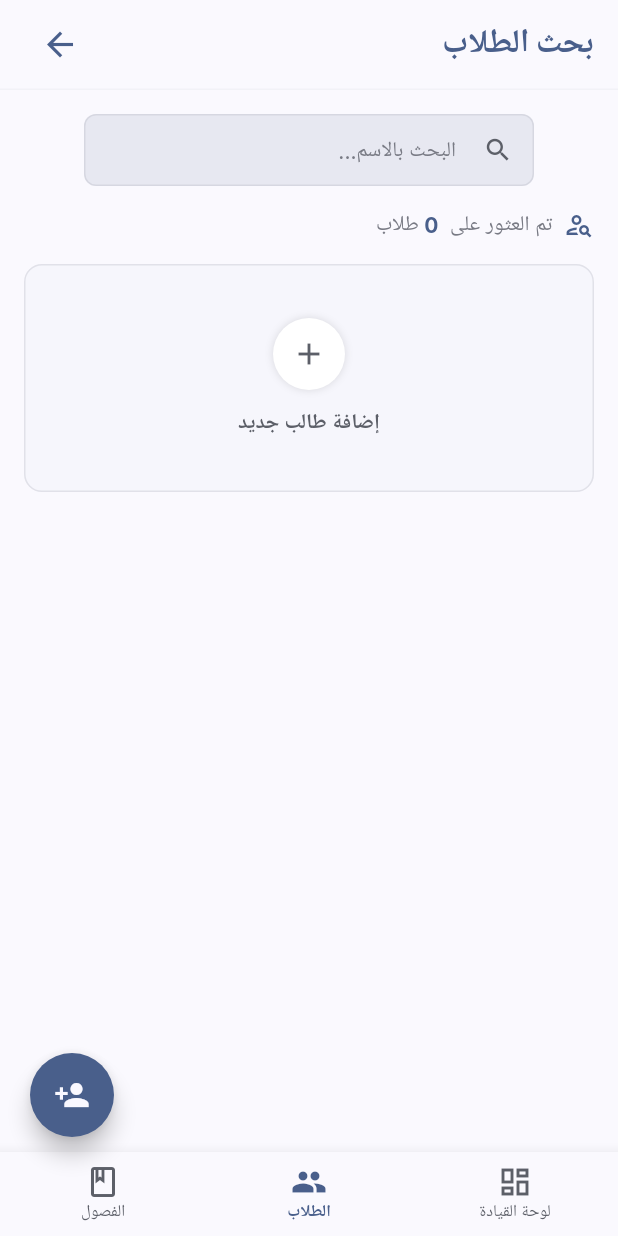
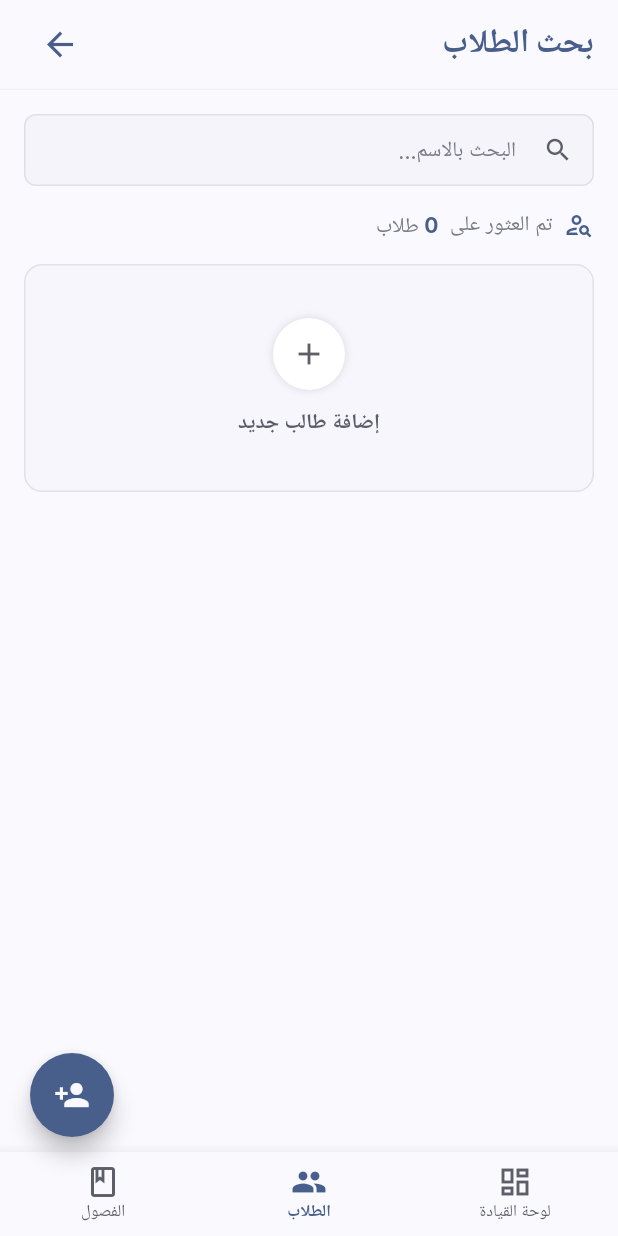
Before and after one commit to MahmoudAboHebil/admain_center_managment_app, a Flutter app: the StudentsSearchScreen screen opened directly with empty values, on a phone screen of 412 x 824 dp. Run offline on Flutter 3.47's test engine with Material 3 defaults, Android fonts, the phone set to English and light mode, and no system bars; our stand-ins replace awesome_snackbar_content, bloc_concurrency, connectivity_plus, country_code_picker, device_preview, equatable and 7 more; missing offline and left inert: dart_either; accounts and stored records are empty; generated files the repository leaves out were written again; network calls fail.

Commit message:
fixing design bugs

```diff
--- a/lib/contexts/center_management_context/presentation/screens/mobile_app_screens/edit_student_screen.dart
+++ b/lib/contexts/center_management_context/presentation/screens/mobile_app_screens/edit_student_screen.dart
@@ -397,7 +397,7 @@ class _EditStudentScreenState extends State<EditStudentScreen> {
                         },
                         ifRight: (response) {
                           if (response == null) {
-                            Navigator.pushReplacement(
+                            Navigator.pushAndRemoveUntil(
                               context,
                               PageRouteBuilder(
                                 transitionDuration: Duration(milliseconds: 300),
@@ -436,6 +436,7 @@ class _EditStudentScreenState extends State<EditStudentScreen> {
                                       );
                                     },
                               ),
+                              (route) => false,
                             );
 
                             ScaffoldMessenger.of(context).showSnackBar(
--- a/lib/contexts/center_management_context/presentation/screens/mobile_app_screens/students_search_screen.dart
+++ b/lib/contexts/center_management_context/presentation/screens/mobile_app_screens/students_search_screen.dart
@@ -53,10 +53,14 @@ class _StudentsSearchScreenState extends State<StudentsSearchScreen> {
         if (isMode) {
           context.read<SelectionCubit>().clearSelection();
           return false;
-        } else {
+        }
+        if (searchFocusNode.hasFocus) {
+          searchFocusNode.unfocus();
+          return false;
+        }
         return true;
-        }
       },
+      child: SafeArea(
         child: Scaffold(
           appBar: CustomAppBar(label: 'بحث الطلاب'),
           // extendBodyBehindAppBar: true,
@@ -76,8 +80,7 @@ class _StudentsSearchScreenState extends State<StudentsSearchScreen> {
                     Row(
                       mainAxisAlignment: MainAxisAlignment.center,
                       children: [
-                      SizedBox(
-                        width: 300,
+                        Expanded(
                           child: TextField(
                             controller: searchController,
                             focusNode: searchFocusNode,
@@ -120,7 +123,9 @@ class _StudentsSearchScreenState extends State<StudentsSearchScreen> {
                               ),
                               fillColor: searchFocusNode.hasFocus
                                   ? Colors.white
-                                : AppColors.surfaceContainerHigh,
+                                  : AppColors.surfaceContainerHigh.withOpacity(
+                                      0.3,
+                                    ),
                               filled: true,
                               border: OutlineInputBorder(
                                 borderRadius: BorderRadius.circular(100),
@@ -134,6 +139,8 @@ class _StudentsSearchScreenState extends State<StudentsSearchScreen> {
                     const SizedBox(height: 16),
                     // StatsRow==================================
                     Row(
+                      crossAxisAlignment:
+                      CrossAxisAlignment.center,
                       children: [
                         Icon(
                           Icons.person_search_outlined,
@@ -142,7 +149,9 @@ class _StudentsSearchScreenState extends State<StudentsSearchScreen> {
                         ),
                         Text(
                           "  تم العثور على ",
-                        style: TextStyle(color: AppColors.outline),
+                          style: TextStyle(
+                            color: AppColors.outline,
+                          ),
                         ),
                         Text(
                           " ${searchData.length} ",
@@ -151,9 +160,22 @@ class _StudentsSearchScreenState extends State<StudentsSearchScreen> {
                             fontWeight: FontWeight.bold,
                           ),
                         ),
-                      Text("طلاب", style: TextStyle(color: AppColors.outline)),
+                        Padding(
+                          padding: const EdgeInsets.only(
+                            top: 3,
+                          ),
+                          child: Text(
+                            "طلاب",
+                            textAlign: TextAlign.end,
+                            style: TextStyle(
+                              height: 1,
+                              color: AppColors.outline,
+                            ),
+                          ),
+                        ),
                       ],
                     ),
+
                     const SizedBox(height: 16),
                     // List==================================
                     StudentsGrid(
@@ -214,9 +236,11 @@ class _StudentsSearchScreenState extends State<StudentsSearchScreen> {
                                                 title: "حدث خطأ",
                                                 message:
                                                     "تعذر إتمام العملية، يرجى المحاولة لاحقًا",
-                                              contentType: ContentType.failure,
+                                                contentType:
+                                                    ContentType.failure,
                                               ),
-                                            backgroundColor: Colors.transparent,
+                                              backgroundColor:
+                                                  Colors.transparent,
                                               elevation: 0,
                                             ),
                                           );
@@ -269,7 +293,9 @@ class _StudentsSearchScreenState extends State<StudentsSearchScreen> {
                                         },
                                       );
                                     } catch (e) {
-                                    ScaffoldMessenger.of(context).showSnackBar(
+                                      ScaffoldMessenger.of(
+                                        context,
+                                      ).showSnackBar(
                                         SnackBar(
                                           content: AwesomeSnackbarContent(
                                             inMaterialBanner: true,
@@ -468,6 +494,7 @@ class _StudentsSearchScreenState extends State<StudentsSearchScreen> {
             ],
           ),
         ),
+      ),
     );
   }
 }
--- a/lib/contexts/center_management_context/presentation/widgets/search_student_card.dart
+++ b/lib/contexts/center_management_context/presentation/widgets/search_student_card.dart
@@ -52,7 +52,7 @@ class SearchStudentCard extends StatelessWidget {
         );
       },
       child: Padding(
-        padding: const EdgeInsets.symmetric(vertical: 6.0),
+        padding: const EdgeInsets.symmetric(vertical: 0.0),
         child: Row(
           crossAxisAlignment: CrossAxisAlignment.center,
           children: [
@@ -61,7 +61,7 @@ class SearchStudentCard extends StatelessWidget {
               height: 33,
               width: 33,
               decoration: BoxDecoration(
-                color: AppColors.surfaceContainerHigh,
+                color: AppColors.tertiary.withOpacity(0.2),
                 borderRadius: BorderRadius.circular(100),
               ),
               child: Text(name[0], style: TextStyle(color: AppColors.primary)),
```
Also changed, not shown: lib/contexts/center_management_context/presentation/screens/mobile_app_screens/student_filter_screen.dart (+47 -9 lines), lib/contexts/center_management_context/presentation/screens/mobile_app_screens/students_list_screen.dart (+29 -3 lines), lib/contexts/center_management_context/presentation/widgets/student_search_text_field.dart (+23 -8 lines). Lines whose indentation alone changed are shown as unchanged.
